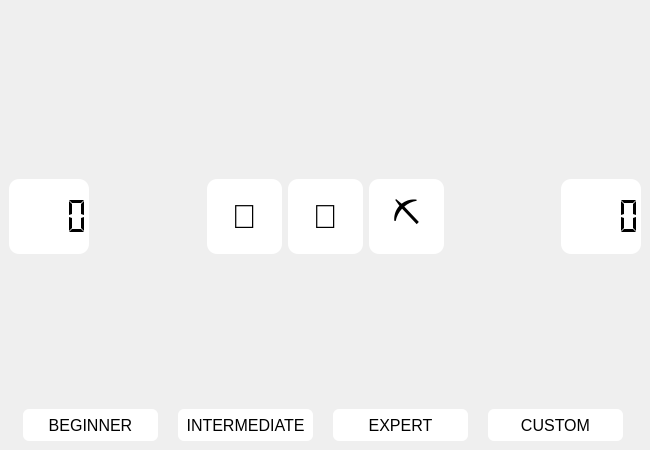
First picture: the form in minesweeper_ui.ui, repository rekin5320/minesweeper, before the edit.
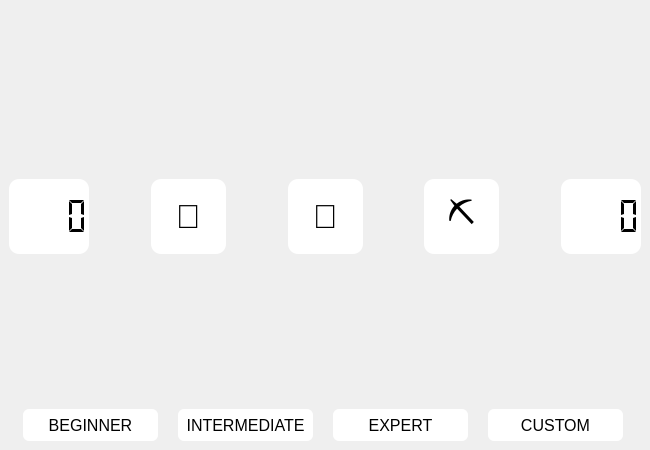
Second picture: the form after the edit. Icons and pictures are not drawn.

Commit message: More space between main & tool buttons

What changed in the file:
```diff
--- a/minesweeper_ui.ui
+++ b/minesweeper_ui.ui
@@ -149,6 +149,19 @@
         </property>
        </widget>
       </item>
+      <item>
+       <spacer name="horizontalSpacer_4">
+        <property name="orientation">
+         <enum>Qt::Horizontal</enum>
+        </property>
+        <property name="sizeHint" stdset="0">
+         <size>
+          <width>40</width>
+          <height>20</height>
+         </size>
+        </property>
+       </spacer>
+      </item>
       <item>
        <widget class="QPushButton" name="mainbutton">
         <property name="sizePolicy">
@@ -193,6 +206,19 @@
         </property>
        </widget>
       </item>
+      <item>
+       <spacer name="horizontalSpacer_3">
+        <property name="orientation">
+         <enum>Qt::Horizontal</enum>
+        </property>
+        <property name="sizeHint" stdset="0">
+         <size>
+          <width>40</width>
+          <height>20</height>
+         </size>
+        </property>
+       </spacer>
+      </item>
       <item>
        <widget class="QPushButton" name="uncoverButton">
         <property name="sizePolicy">
```
The commit also changes 1 other file.
